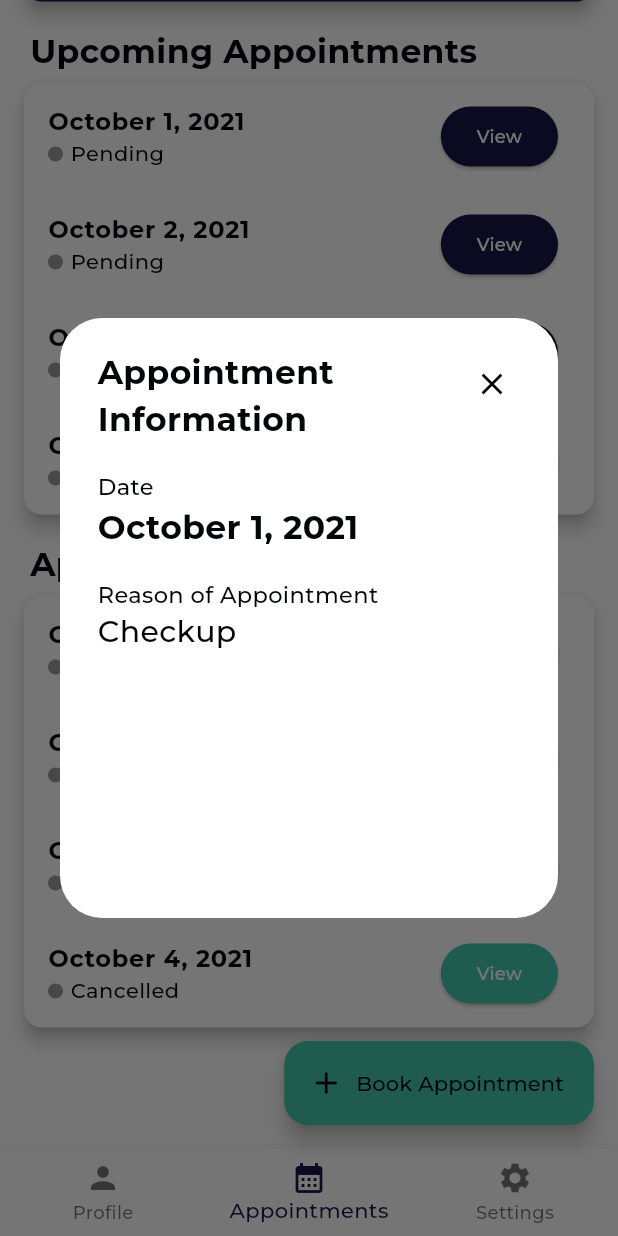
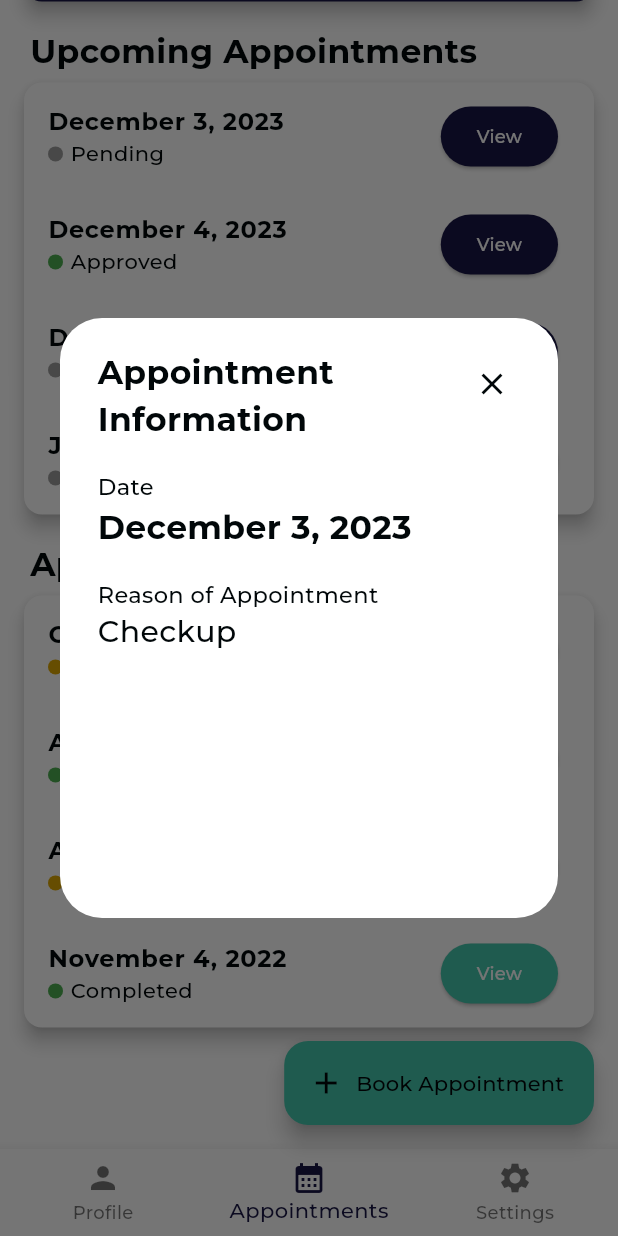
Before and after one commit to Jude310/cc206-clinic_management_system_patients, a Flutter app: the DashBoard screen opened directly, scrolled down 248 dp, after a tap on "View", on a phone screen of 412 x 824 dp. Run offline on Flutter 3.47's test engine with Material 3 defaults, Android fonts, the phone set to English and light mode, and no system bars; our stand-ins replace flutter_svg; project files that could hold a hidden picture were left out.

```diff
--- a/lib/pages/dashboard.dart
+++ b/lib/pages/dashboard.dart
@@ -21,13 +21,25 @@ class AppointmentHistory {
 
 final List<AppointmentHistory> appointmentHistories = [
   AppointmentHistory(
-      approved: false, date: DateTime(2021, 10, 1), reason: 'Checkup'),
+      approved: false, date: DateTime(2023, 10, 1), reason: 'Checkup'),
   AppointmentHistory(
-      approved: false, date: DateTime(2021, 10, 2), reason: 'Fever'),
+      approved: true, date: DateTime(2023, 08, 5), reason: 'Fever'),
   AppointmentHistory(
-      approved: false, date: DateTime(2021, 10, 3), reason: 'Severe cough'),
+      approved: false, date: DateTime(2023, 04, 25), reason: 'Severe cough'),
   AppointmentHistory(
-      approved: false, date: DateTime(2021, 10, 4), reason: 'Headache'),
+      approved: true, date: DateTime(2022, 11, 4), reason: 'Headache'),
+
+  // Add more appointments as needed
+];
+final List<AppointmentHistory> upcomingAppointments = [
+  AppointmentHistory(
+      approved: false, date: DateTime(2023, 12, 03), reason: 'Checkup'),
+  AppointmentHistory(
+      approved: true, date: DateTime(2023, 12, 04), reason: 'Fever'),
+  AppointmentHistory(
+      approved: false, date: DateTime(2023, 12, 05), reason: 'Severe cough'),
+  AppointmentHistory(
+      approved: false, date: DateTime(2024, 01, 4), reason: 'Headache'),
 
   // Add more appointments as needed
 ];
@@ -150,7 +162,7 @@ class _DashBoardState extends State<DashBoard> {
                 padding: EdgeInsets.all(16),
                 child: Center(
                   child: Text(
-                    'Welcome, \n Angel Jude Diones',
+                    'Welcome, \n Isaiah Louis Emmanuel Yee',
                     textAlign: TextAlign.center,
                     style: TextStyle(
                       color: colorScheme1.onPrimary,
@@ -179,15 +191,15 @@ class _DashBoardState extends State<DashBoard> {
                 children: [
                   ListView.builder(
                     shrinkWrap: true,
-                    itemCount: appointmentHistories.length == 0
+                    itemCount: upcomingAppointments.length == 0
                         ? 1
                         : appointmentHistories.length,
                     itemBuilder: (context, index) {
-                      if (appointmentHistories.length != 0) {
+                      if (upcomingAppointments.length != 0) {
                         return ListTile(
                           title: Text(
                               _dateFormat
-                                  .format(appointmentHistories[index].date),
+                                  .format(upcomingAppointments[index].date),
                               style: TextStyle(
                                   fontSize: 16.0, fontWeight: FontWeight.bold)),
                           subtitle: Row(
@@ -195,13 +207,13 @@ class _DashBoardState extends State<DashBoard> {
                               CircleAvatar(
                                 radius: 5,
                                 backgroundColor:
-                                    appointmentHistories[index].approved == true
+                                    upcomingAppointments[index].approved == true
                                         ? Colors.green
                                         : Colors.grey,
                               ),
                               SizedBox(width: 5),
                               Text(
-                                appointmentHistories[index].approved == true
+                                upcomingAppointments[index].approved == true
                                     ? 'Approved'
                                     : 'Pending',
                               ),
@@ -248,7 +260,7 @@ class _DashBoardState extends State<DashBoard> {
                                           ),
                                           Text(
                                             _dateFormat.format(
-                                                appointmentHistories[index]
+                                                upcomingAppointments[index]
                                                     .date),
                                             style: TextStyle(
                                                 fontSize: 22.0,
@@ -262,7 +274,7 @@ class _DashBoardState extends State<DashBoard> {
                                             ),
                                           ),
                                           Text(
-                                            appointmentHistories[index].reason,
+                                            upcomingAppointments[index].reason,
                                             style: TextStyle(
                                                 fontSize: 20.0,
                                                 fontWeight: FontWeight.w500),
@@ -339,7 +351,7 @@ class _DashBoardState extends State<DashBoard> {
                                 backgroundColor:
                                     appointmentHistories[index].approved == true
                                         ? Colors.green
-                                        : Colors.grey,
+                                        : Color.fromARGB(255, 222, 167, 2),
                               ),
                               SizedBox(width: 5),
                               Text(
--- a/lib/pages/profile.dart
+++ b/lib/pages/profile.dart
@@ -50,7 +50,7 @@ class MyProfile extends StatelessWidget {
               const SizedBox(height: 20),
               ProfileSection(
                 title: 'Email',
-                data: 'isaiahlouis.yee@wvsu.edu.ph',
+                data: 'isaiahyee@gmail.com',
                 icon: Icons.email,
               ),
               ProfileSection(
--- a/lib/pages/settings.dart
+++ b/lib/pages/settings.dart
@@ -76,7 +76,7 @@ class SettingsScreen extends StatelessWidget {
                   ListTile(
                     onTap: () => _showDeleteAccountConfirmation(context),
                     leading: Icon(Icons.delete),
-                    title: Text('Request Account Deletion'),
+                    title: Text('Request Account\nHistory Deletion'),
                   ),
                 ],
               ),
```
Also changed, not shown: lib/features/log_in/log_in_page.dart (+8 -13 lines), lib/pages/appointment_form.dart (+4 -3 lines).
